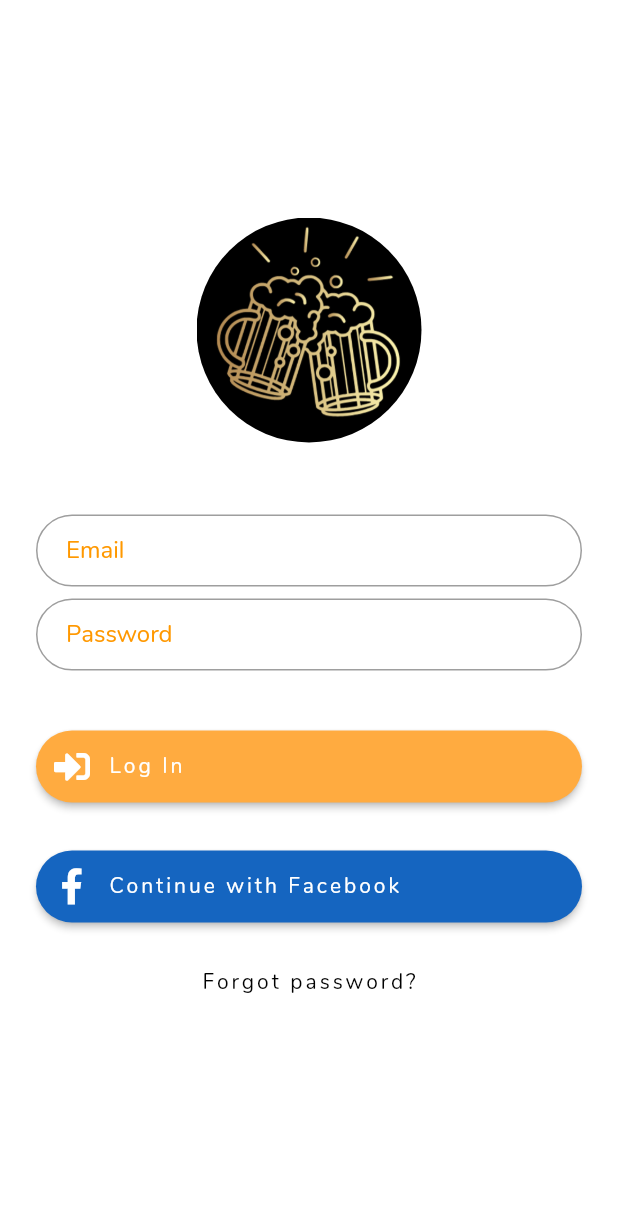
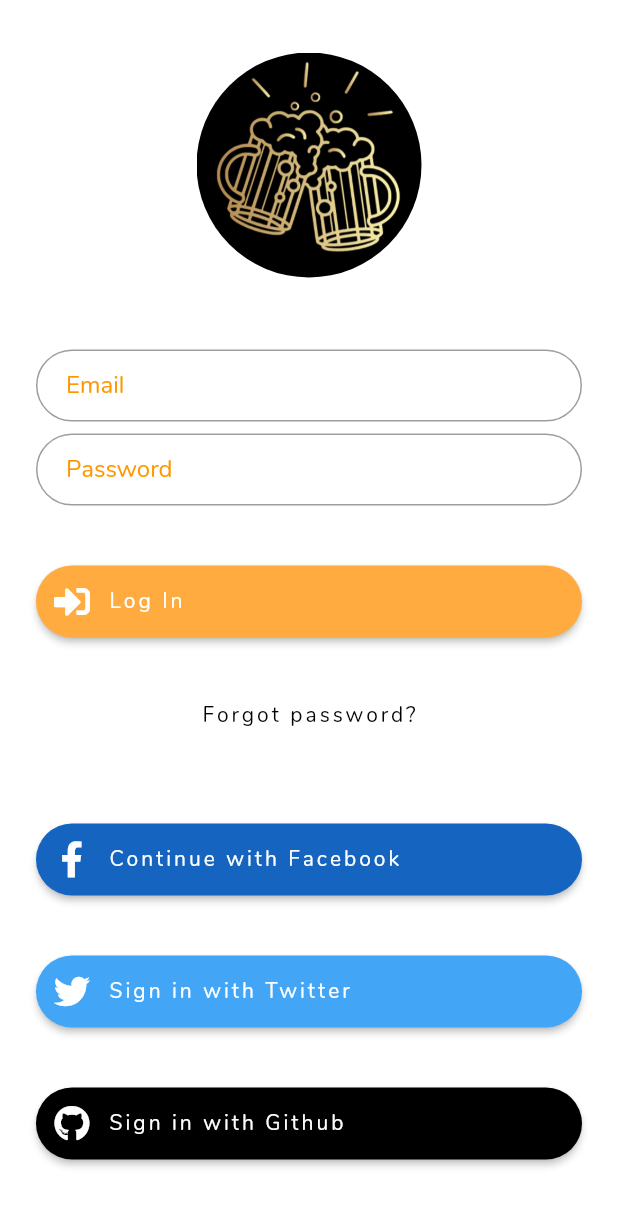
Before and after one commit to rSkogeby/pintfindr-app, a Flutter app: the screen it shows after launch, on a phone screen of 412 x 824 dp. Shown: the top 1206 px of the screen. Run offline on Flutter 3.47's test engine with Material 2 defaults, Android fonts, the phone set to English and light mode, and no system bars; our stand-ins replace font_awesome_flutter; missing offline and left inert: flutter_observable, simple_gravatar.

Commit message:
add twitter and github login buttons

```diff
--- a/lib/login_page.dart
+++ b/lib/login_page.dart
@@ -124,6 +124,31 @@ class _LoginPageState extends State<LoginPage> {
     loginPressed: () {},
   );
 
+  final githubButton = LoginButton(
+    buttonColor: Colors.black,
+    buttonString: 'Sign in with Github',
+    buttonIcon: FontAwesomeIcons.github,
+    iconColor: Colors.white,
+    loginPressed: () {},
+  );
+
+  final twitterButton = LoginButton(
+    buttonColor: Colors.blue[400],
+    buttonString: 'Sign in with Twitter',
+    buttonIcon: FontAwesomeIcons.twitter,
+    iconColor: Colors.white,
+    loginPressed: () {},
+  );
+
+
+    final socialMediaButtons = Column(
+
+      children: <Widget> [
+        facebookButton,
+        githubButton,
+        twitterButton
+      ]
+    );
 
     final forgotLabel = FlatButton(
       child: Text(
@@ -150,8 +175,14 @@ class _LoginPageState extends State<LoginPage> {
             password,
             SizedBox(height: 24.0),
             loginButton,
+            SizedBox(height: 12.0),
+            forgotLabel,
+            SizedBox(height: 32.0),
             facebookButton,
-            forgotLabel,
+            SizedBox(height: 8.0),
+            twitterButton,
+            SizedBox(height: 8.0),
+            githubButton,
           ],
         ),
       ),
```
